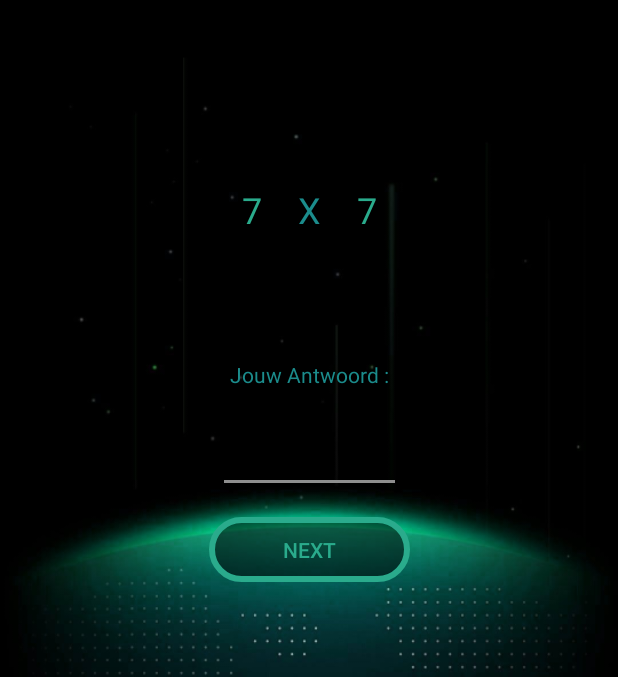
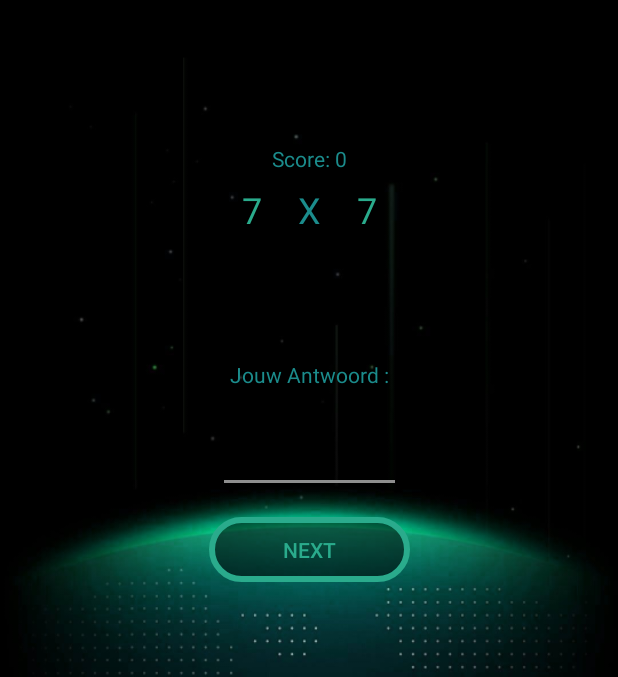
Before and after one commit to bidoofgoo/Tables, an Android app: the SommenActivity screen opened directly, with no data from a screen before it, on a phone screen of 412 x 824 dp, the part 84-761 px from its top. Run offline under Robolectric (Android 15) with nearby library versions, the phone set to English and light mode, and no system bars; 3 statements that could not run were skipped.

Commit message:
Infinity update
- Een kleine toevoeging toegevoegd waarmee de gebruiker een bepaalde tafel kan oefenen. (Moeten er wel voor zorgen dat de gebruiker zelf kan kiezen welke tafel).
- Endless mode toegevoegd met een scoreboard.

```diff
--- a/app/src/main/AndroidManifest.xml
+++ b/app/src/main/AndroidManifest.xml
@@ -16,7 +16,7 @@
                 <category android:name="android.intent.category.LAUNCHER" />
             </intent-filter>
         </activity>
-        <activity android:name=".Uitdaging"></activity>
+        <activity android:name=".SommenActivity"></activity>
     </application>
 
 </manifest>
--- a/app/src/main/java/nl/bidoofgoo/apps/tables/MainActivity.java
+++ b/app/src/main/java/nl/bidoofgoo/apps/tables/MainActivity.java
@@ -28,13 +28,31 @@ public class MainActivity extends AppCompatActivity {
             @Override
             public void whatToDo() {
                 // ga naar een nieuwe pagina
-                Intent tafelScherm = new Intent(MainActivity.this, Uitdaging.class);
+                Intent tafelScherm = new Intent(MainActivity.this, SommenActivity.class);
+                tafelScherm.putExtra("type", "uitdaging");
                 startActivity(tafelScherm);
             }
         });
 
-        ButtonClick.makeButtonPretty(tafel, getResources());
-        ButtonClick.makeButtonPretty(eindeloos, getResources());
+        ButtonClick.setButtonClickFunction(tafel, getResources(), new Function() {
+            @Override
+            public void whatToDo() {
+                // ga naar een nieuwe pagina
+                Intent tafelScherm = new Intent(MainActivity.this, SommenActivity.class);
+                tafelScherm.putExtra("type", "oefenen");
+                startActivity(tafelScherm);
+            }
+        });
+
+        ButtonClick.setButtonClickFunction(eindeloos, getResources(), new Function() {
+            @Override
+            public void whatToDo() {
+                // ga naar een nieuwe pagina
+                Intent tafelScherm = new Intent(MainActivity.this, SommenActivity.class);
+                tafelScherm.putExtra("type", "eindeloos");
+                startActivity(tafelScherm);
+            }
+        });
 
     }
 }
--- a/app/src/main/java/nl/bidoofgoo/apps/tables/Uitdaging.java
+++ b/app/src/main/java/nl/bidoofgoo/apps/tables/SommenActivity.java
@@ -6,7 +6,7 @@ import android.widget.Button;
 import android.widget.EditText;
 import android.widget.TextView;
 
-public class Uitdaging extends AppCompatActivity {
+public class SommenActivity extends AppCompatActivity {
 
     private Multiplicatie[] mults;
     private int hoeveelsteVraag;
@@ -16,17 +16,30 @@ public class Uitdaging extends AppCompatActivity {
     private EditText input;
     private Button nextButton;
 
+    // Endless Mode
+    private boolean endless = false;
+    private TextView scoreUI;
+    int score = 0;
+
     @Override
     protected void onCreate(Bundle savedInstanceState) {
         super.onCreate(savedInstanceState);
-        setContentView(R.layout.activity_uitdaging);
+        setContentView(R.layout.activity_sommen);
 
         linkerGetalUI = (TextView) findViewById(R.id.lNummer);
         rechterGetalUI = (TextView) findViewById(R.id.rNummer);
         input = (EditText) findViewById(R.id.invoer);
         nextButton = (Button) findViewById(R.id.nextButton);
+        scoreUI = (TextView) findViewById(R.id.scoreSpot);
 
+        String type = getIntent().getExtras().getString("type");
+        if (type.equals("uitdaging"))
             genereerUitdaging();
+        else if(type.equals("oefenen"))
+            genereerTafels(7);
+        else
+            setEndless();
+
         laadVraag();
 
         ButtonClick.setButtonClickFunction(nextButton, getResources(), new Function() {
@@ -41,9 +54,10 @@ public class Uitdaging extends AppCompatActivity {
 
     // De functie die wordt doorgevoerd zodra er iets is ingevult en de gebruiker drukt op volgende
     public void antwoord(int antwoordIngevult){
-
         // Kijk of het juist is beantwoord
         boolean antwoord = (mults[hoeveelsteVraag].getAntwoord() == antwoordIngevult);
+
+        if (!endless){
 
             // Vul het antwoord in in de multiplicatie
             mults[hoeveelsteVraag].setJuistGeantwoord(antwoord);
@@ -56,6 +70,20 @@ public class Uitdaging extends AppCompatActivity {
                 this.finish();
             }else{
                 laadVraag();
+            }
+        }else{
+            // Als het andwoord fout is
+            if (!antwoord){
+                this.finish();
+            }else{
+                // Code om score te berekenen
+                score += (mults[0].getCijferL() - 1) * (mults[0].getCijferR() - 1) + 1;
+
+                // Maak een willekeurige uidaging
+                mults[0].genereerUitdaging();
+                laadVraag();
+                updateScore();
+            }
         }
     }
 
@@ -91,4 +119,22 @@ public class Uitdaging extends AppCompatActivity {
         hoeveelsteVraag = 0;
     }
 
+    // Zorgt ervoor dat er een endless stream komt aan vragen
+    public void setEndless(){
+        endless = true;
+
+        mults = new Multiplicatie[1];
+
+        mults[0] = new Multiplicatie();
+        mults[0].genereerUitdaging();
+        hoeveelsteVraag = 0;
+        score = 0;
+
+        updateScore();
     }
+
+    private void updateScore(){
+        scoreUI.setText("Score: " + score);
+    }
+
+}
--- a/app/src/main/res/layout/activity_uitdaging.xml
+++ b/app/src/main/res/layout/activity_sommen.xml
@@ -5,7 +5,7 @@
     android:layout_width="match_parent"
     android:layout_height="match_parent"
     android:background="@mipmap/background"
-    tools:context=".Uitdaging">
+    tools:context=".SommenActivity">
 
     <Button
         android:id="@+id/nextButton"
@@ -109,4 +109,20 @@
         app:layout_constraintTop_toTopOf="parent"
         app:layout_constraintVertical_bias="1.0" />
 
+    <TextView
+        android:id="@+id/scoreSpot"
+        android:layout_width="wrap_content"
+        android:layout_height="wrap_content"
+        android:layout_marginBottom="8dp"
+        android:layout_marginEnd="8dp"
+        android:layout_marginStart="8dp"
+        android:layout_marginTop="16dp"
+        android:textAlignment="center"
+        android:textColor="@color/colorPrimaryDark"
+        app:layout_constraintBottom_toTopOf="@+id/keer"
+        app:layout_constraintEnd_toEndOf="parent"
+        app:layout_constraintStart_toStartOf="parent"
+        app:layout_constraintTop_toTopOf="parent"
+        app:layout_constraintVertical_bias="1.0" />
+
 </android.support.constraint.ConstraintLayout>
```
Lines whose indentation alone changed are shown as unchanged.
